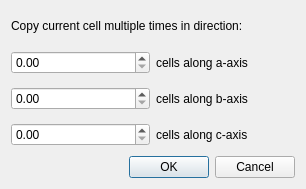
The window that src/dialogs/celllimitsdialog.ui (peterspackman/crystalexplorer) describes before a commit, drawn with Qt 5.
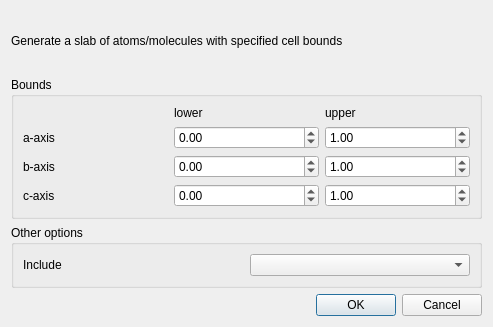
The same window after the commit.

Commit message: Add more options for slab generation, tidy up behaviour for interaction energies when atom selection etc. changes

```diff
--- a/src/dialogs/celllimitsdialog.ui
+++ b/src/dialogs/celllimitsdialog.ui
@@ -9,8 +9,8 @@
    <rect>
     <x>0</x>
     <y>0</y>
-    <width>306</width>
-    <height>189</height>
+    <width>493</width>
+    <height>327</height>
    </rect>
   </property>
   <property name="windowTitle">
@@ -21,74 +21,145 @@
     <widget class="QLabel" name="label">
      <property name="font">
       <font>
-       <weight>50</weight>
        <bold>false</bold>
       </font>
      </property>
      <property name="text">
-      <string>Copy current cell multiple times in direction:</string>
+      <string>Generate a slab of atoms/molecules with specified cell bounds</string>
      </property>
     </widget>
    </item>
    <item>
-    <layout class="QHBoxLayout" name="horizontalLayout_5">
-     <item>
-      <widget class="QDoubleSpinBox" name="aAxisDoubleSpinBox"/>
-     </item>
-     <item>
-      <widget class="QLabel" name="label_2">
-       <property name="font">
-        <font>
-         <weight>50</weight>
-         <bold>false</bold>
-        </font>
-       </property>
+    <widget class="QGroupBox" name="boundsGroupBox">
+     <property name="title">
+      <string>Bounds</string>
+     </property>
+     <layout class="QGridLayout" name="gridLayout">
+      <item row="1" column="1">
+       <widget class="QDoubleSpinBox" name="aAxisLowerBound">
+        <property name="minimum">
+         <double>-99.000000000000000</double>
+        </property>
+       </widget>
+      </item>
+      <item row="2" column="1">
+       <widget class="QDoubleSpinBox" name="bAxisLowerBound">
+        <property name="minimum">
+         <double>-99.000000000000000</double>
+        </property>
+        <property name="stepType">
+         <enum>QAbstractSpinBox::AdaptiveDecimalStepType</enum>
+        </property>
+       </widget>
+      </item>
+      <item row="2" column="2">
+       <widget class="QDoubleSpinBox" name="bAxisUpperBound">
+        <property name="minimum">
+         <double>-99.000000000000000</double>
+        </property>
+        <property name="singleStep">
+         <double>1.000000000000000</double>
+        </property>
+        <property name="stepType">
+         <enum>QAbstractSpinBox::AdaptiveDecimalStepType</enum>
+        </property>
+        <property name="value">
+         <double>1.000000000000000</double>
+        </property>
+       </widget>
+      </item>
+      <item row="2" column="0">
+       <widget class="QLabel" name="bAxisLabel">
        <property name="text">
-        <string>cells along a-axis</string>
+         <string>b-axis</string>
        </property>
       </widget>
      </item>
-    </layout>
-   </item>
-   <item>
-    <layout class="QHBoxLayout" name="horizontalLayout_6">
-     <item>
-      <widget class="QDoubleSpinBox" name="bAxisDoubleSpinBox"/>
-     </item>
-     <item>
-      <widget class="QLabel" name="label_3">
-       <property name="font">
-        <font>
-         <weight>50</weight>
-         <bold>false</bold>
-        </font>
-       </property>
+      <item row="0" column="1">
+       <widget class="QLabel" name="lowerLabel">
+        <property name="text">
+         <string>lower</string>
+        </property>
+       </widget>
+      </item>
+      <item row="1" column="2">
+       <widget class="QDoubleSpinBox" name="aAxisUpperBound">
+        <property name="minimum">
+         <double>-99.000000000000000</double>
+        </property>
+        <property name="stepType">
+         <enum>QAbstractSpinBox::AdaptiveDecimalStepType</enum>
+        </property>
+        <property name="value">
+         <double>1.000000000000000</double>
+        </property>
+       </widget>
+      </item>
+      <item row="1" column="0">
+       <widget class="QLabel" name="aAxisLabel">
+        <property name="text">
+         <string>a-axis</string>
+        </property>
+       </widget>
+      </item>
+      <item row="0" column="2">
+       <widget class="QLabel" name="upperLabel">
        <property name="text">
-        <string>cells along b-axis</string>
+         <string>upper</string>
        </property>
       </widget>
      </item>
-    </layout>
+      <item row="3" column="0">
+       <widget class="QLabel" name="cAxisLabel">
+        <property name="text">
+         <string>c-axis</string>
+        </property>
+       </widget>
+      </item>
+      <item row="3" column="1">
+       <widget class="QDoubleSpinBox" name="cAxisLowerBound">
+        <property name="minimum">
+         <double>-99.000000000000000</double>
+        </property>
+        <property name="stepType">
+         <enum>QAbstractSpinBox::AdaptiveDecimalStepType</enum>
+        </property>
+       </widget>
+      </item>
+      <item row="3" column="2">
+       <widget class="QDoubleSpinBox" name="cAxisUpperBound">
+        <property name="minimum">
+         <double>-99.000000000000000</double>
+        </property>
+        <property name="stepType">
+         <enum>QAbstractSpinBox::AdaptiveDecimalStepType</enum>
+        </property>
+        <property name="value">
+         <double>1.000000000000000</double>
+        </property>
+       </widget>
+      </item>
+     </layout>
+    </widget>
    </item>
    <item>
-    <layout class="QHBoxLayout" name="horizontalLayout_7">
-     <item>
-      <widget class="QDoubleSpinBox" name="cAxisDoubleSpinBox"/>
-     </item>
-     <item>
-      <widget class="QLabel" name="label_4">
-       <property name="font">
-        <font>
-         <weight>50</weight>
-         <bold>false</bold>
-        </font>
-       </property>
+    <widget class="QGroupBox" name="optionsGroupBox">
+     <property name="title">
+      <string>Other options</string>
+     </property>
+     <layout class="QGridLayout" name="gridLayout_2">
+      <item row="0" column="0">
+       <widget class="QLabel" name="modeLabel">
        <property name="text">
-        <string>cells along c-axis</string>
+         <string>Include</string>
        </property>
       </widget>
      </item>
-    </layout>
+      <item row="0" column="1">
+       <widget class="QComboBox" name="modeComboBox"/>
+      </item>
+     </layout>
+    </widget>
    </item>
    <item>
     <widget class="QDialogButtonBox" name="buttonBox">
```
Left out of the diff: 2 changed lines with no effect on the pictures. Lines whose indentation alone changed are shown as unchanged. The commit also changes 26 other files.
